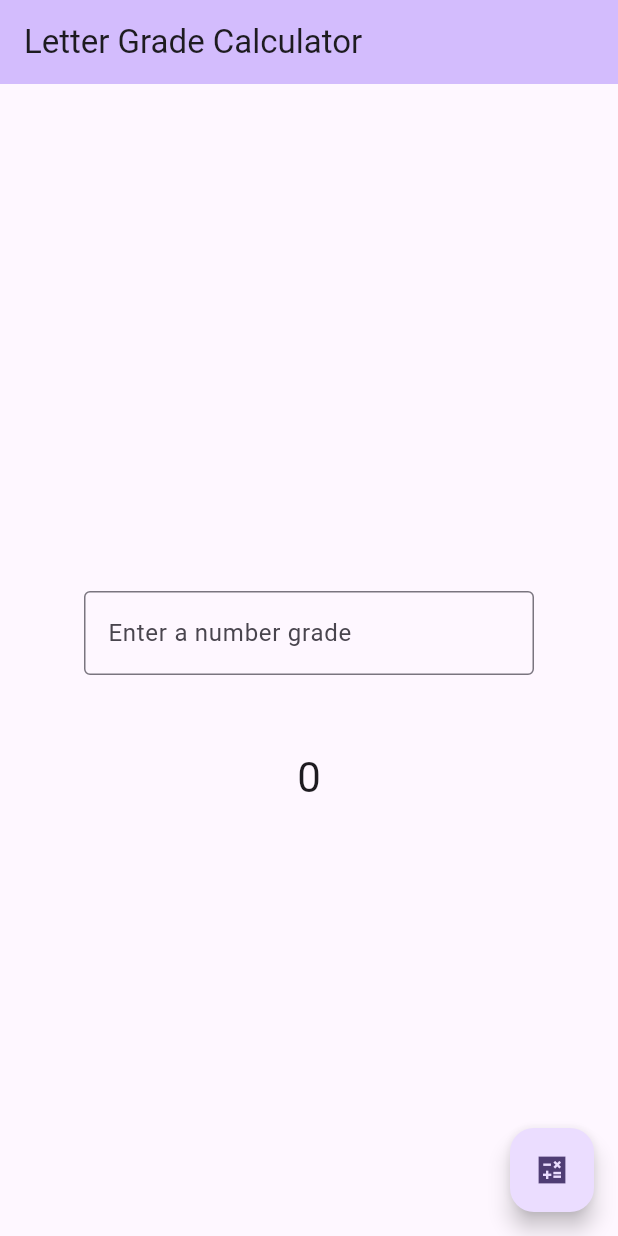
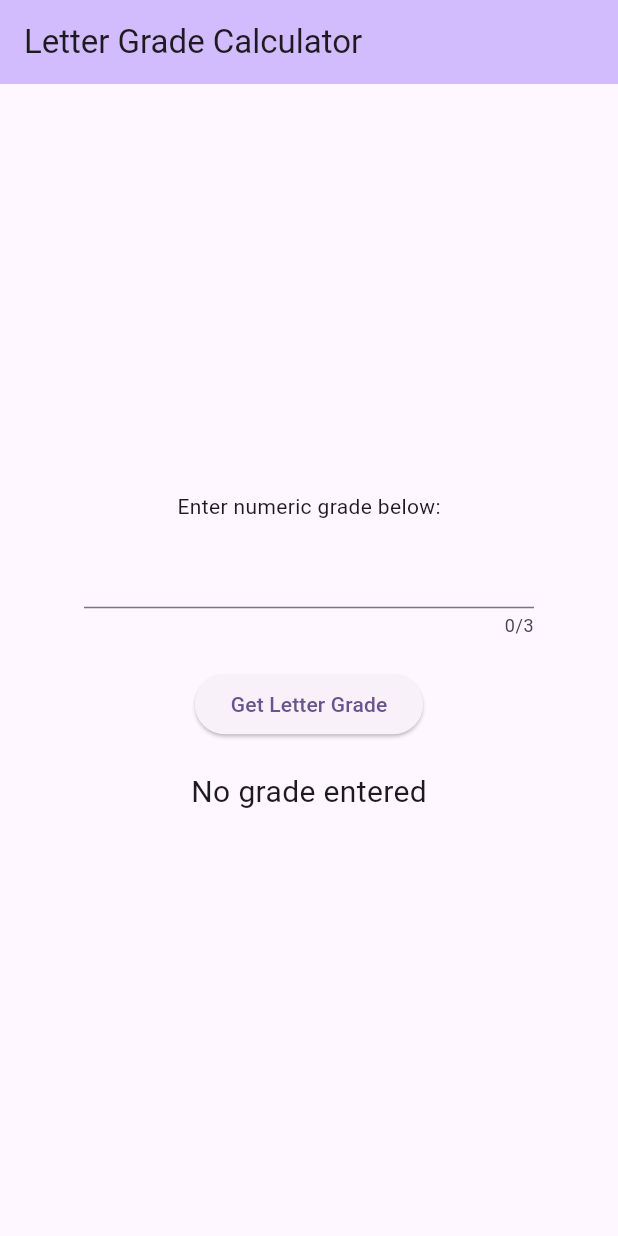
Before and after one commit to c-dager/final_grade_calc, a Flutter app: the screen it shows after launch, on a phone screen of 412 x 824 dp. Run offline on Flutter 3.47's test engine with Material 3 defaults, Android fonts, the phone set to English and light mode, and no system bars.

Commit message:
Connected frontend to backend, shows lettergrade based off input

```diff
--- a/lib/main.dart
+++ b/lib/main.dart
@@ -1,4 +1,6 @@
+import 'package:final_grade_calc/letter_grade_calculator.dart';
 import 'package:flutter/material.dart';
+import 'package:flutter/services.dart';
 
 void main() {
   runApp(const MyApp());
@@ -33,11 +35,6 @@ class MyHomePage extends StatefulWidget {
 
 class _MyHomePageState extends State<MyHomePage> {
   int _counter = 0;
-  void _calcLetterGrade() {
-    setState(() {
-      _counter++;
-    });
-  }
 
   @override
   Widget build(BuildContext context) {
@@ -48,34 +45,74 @@ class _MyHomePageState extends State<MyHomePage> {
 
         title: Text(widget.title),
       ),
-      body: Center(
+      body: const Center(
         child: Column(
           mainAxisAlignment: MainAxisAlignment.center,
           children: <Widget>[
-            const Padding(
-              padding: EdgeInsets.all(50.0),
-              child: SizedBox(
-                width: 300.0,
-                child: TextField(
-                  decoration: InputDecoration(
-                    border: OutlineInputBorder(),
-                    hintText: 'Enter a number grade',
-                  ),
-                ),
-              ),
+            Text(
+              'Enter numeric grade below:'
             ),
-            Text(
-              '$_counter',
-              style: Theme.of(context).textTheme.headlineMedium,
+            Padding(
+              padding: EdgeInsets.all(10.0),
+              child: MyCustomForm(),
             ),
           ],
         ),
       ),
-      floatingActionButton: FloatingActionButton(
-        onPressed: _calcLetterGrade,
-        tooltip: 'Calculate',
-        child: const Icon(Icons.calculate_sharp),
-      ), // This trailing comma makes auto-formatting nicer for build methods.
+ // This trailing comma makes auto-formatting nicer for build methods.
     );
   }
 }
+
+class MyCustomForm extends StatefulWidget {
+  const MyCustomForm({super.key});
+
+  @override
+  State<MyCustomForm> createState() => _MyCustomFormState();
+}
+
+// Define a corresponding State class.
+// This class holds the data related to the Form.
+class _MyCustomFormState extends State<MyCustomForm> {
+  // Create a text controller and use it to retrieve the current value
+  // of the TextField.
+  final myController = TextEditingController();
+  String displayText = "No grade entered";
+
+  @override
+  void dispose() {
+    // Clean up the controller when the widget is disposed.
+    myController.dispose();
+    super.dispose();
+  }
+
+  @override
+  Widget build(BuildContext context) {
+    return Column(
+      children: [
+        SizedBox(
+          width: 300.0,
+          child: TextField(
+            keyboardType: TextInputType.number,
+            maxLength: 3,
+            inputFormatters: [FilteringTextInputFormatter.digitsOnly],
+            controller: myController,
+            maxLines: null,
+          ),
+        ),
+        Padding(
+          padding: const EdgeInsets.all(20.0),
+          child: ElevatedButton(onPressed: (){
+            final calc = new LetterGradeCalculator();
+            LetterGrade letterGrade = calc.getLetterGrade(int.parse(myController.text));
+            var letterGradeStringValue = letterGrade.toString();
+            setState(() {
+              displayText = letterGradeStringValue;
+            });
+          }, child: const Text("Get Letter Grade")),
+        ),
+        Text(displayText,style: const TextStyle(fontSize: 20),)
+      ],
+    );
+  }
+}
```
